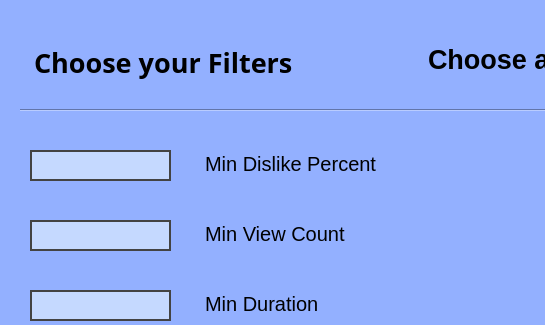
First picture: the form in YourTube/mainwindow.ui, repository chrisnicollo/Choose-YourTube, before the edit; both pictures show x 0 to 545 and y 0 to 325 of the 844 by 600 pixel window.
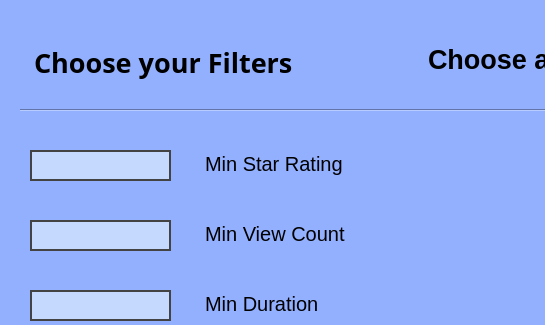
Second picture: the form after the edit.

Commit message: Displaying videos on UI

The edit to the form file:
```diff
--- a/YourTube/mainwindow.ui
+++ b/YourTube/mainwindow.ui
@@ -272,7 +272,7 @@
 }</string>
     </property>
     <property name="text">
-     <string>Min Dislike Percent</string>
+     <string>Min Star Rating</string>
     </property>
    </widget>
    <widget class="QComboBox" name="comboBox">
@@ -443,9 +443,9 @@
    <widget class="QListWidget" name="listWidget">
     <property name="geometry">
      <rect>
-      <x>430</x>
+      <x>410</x>
       <y>150</y>
-      <width>391</width>
+      <width>411</width>
       <height>281</height>
      </rect>
     </property>
```
The commit also changes 5 other files.
